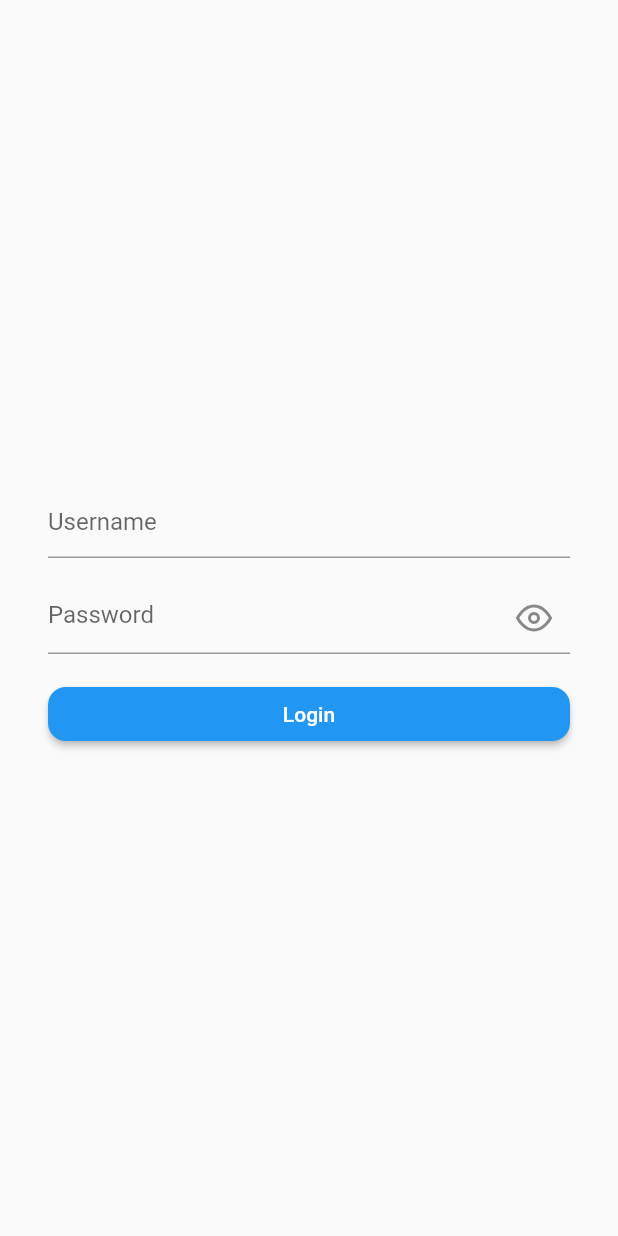
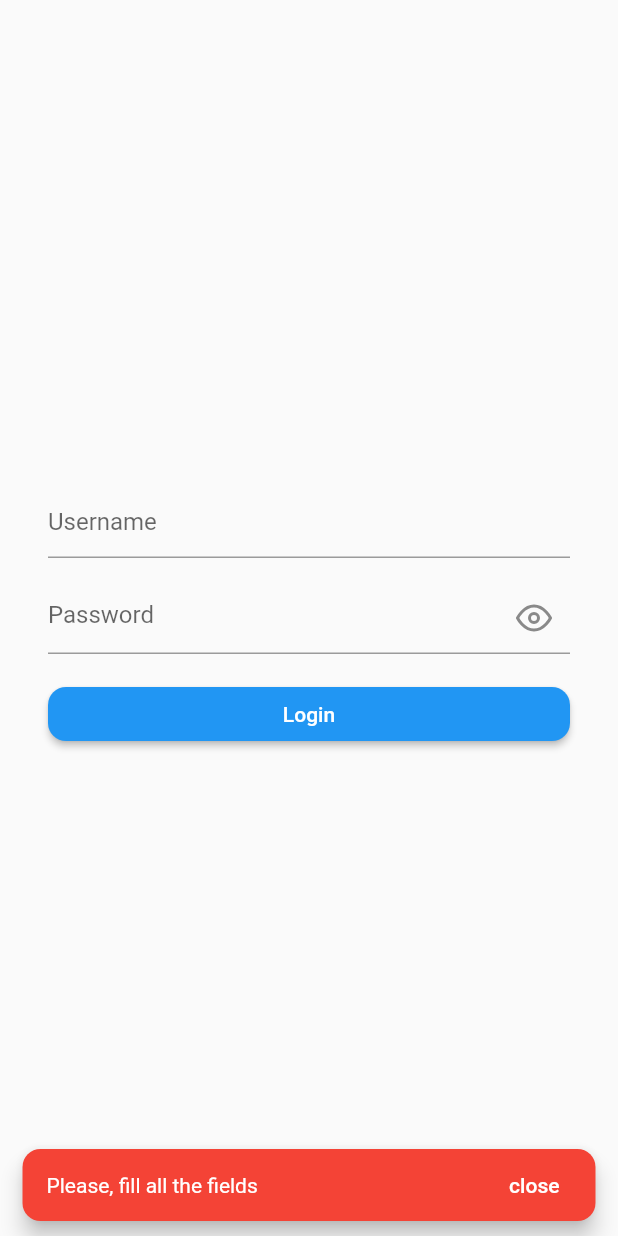
Before and after one commit to leopi99/photoSync_app, a Flutter app: the LoginPage screen opened directly, after a tap on "Login", on a phone screen of 412 x 824 dp. Run offline on Flutter 3.47's test engine with Material 2 defaults, Android fonts, the phone set to English and light mode, and no system bars; our stand-ins replace cached_network_image, dio, flutter_feather_icons, flutter_svg, rxdart; missing offline and left inert: flutter_statusbarcolor_ns, storage_wrapper; accounts and stored records are empty.

```diff
--- a/lib/bloc/auth_bloc.dart
+++ b/lib/bloc/auth_bloc.dart
@@ -1,3 +1,4 @@
+import 'package:flutter/foundation.dart';
 import 'package:flutter/material.dart';
 import 'package:photo_sync/bloc/app_bloc.dart';
 import 'package:photo_sync/bloc/bloc_base.dart';
@@ -6,6 +7,8 @@ import 'package:photo_sync/inherited_widgets/objects_bloc_inherited.dart';
 import 'package:photo_sync/models/api_error.dart';
 import 'package:photo_sync/models/user.dart';
 import 'package:photo_sync/repository/object_repository.dart';
+import 'package:photo_sync/util/enums/shared_type.dart';
+import 'package:photo_sync/util/shared_manager.dart';
 import 'package:rxdart/rxdart.dart';
 
 class AuthBloc extends BlocBase {
@@ -29,12 +32,27 @@ class AuthBloc extends BlocBase {
   void changeHidePassword() =>
       _hidePasswordSubject.add(!_hidePasswordSubject.value);
 
+  ///Executes the login
   Future<void> login(String username, String password) async {
+    if (username.isEmpty || password.isEmpty) {
+      _showError(title: 'Please, fill all the fields');
+      return;
+    }
+
     dynamic data;
+
+    if (kDebugMode) {
+      data = {
+        'apiKey': 'thisIsTheTest',
+        'username': 'leopi99',
+        'email': 'pizio.leonardo@gmail.com'
+      };
+    } else
       try {
         data = await ObjectRepository().login(username, password);
       } catch (e) {
         print('Error $e');
+        _showError(title: 'Login error');
         return;
       }
 
@@ -48,12 +66,23 @@ class AuthBloc extends BlocBase {
         .getObjectListFromApi();
 
     //Updates the user
+    try {
       _currentUser = User.fromJSON(data);
+    } catch (e) {
+      print('Error $e');
+      _showError(title: 'Login error');
+      return;
+    }
+
+    await SharedManager().writeBool(SharedType.LoginDone, true);
+    await SharedManager().writeValue(SharedType.LoginUsername, username);
+    await SharedManager().writeValue(SharedType.LoginPassword, password);
 
     //Checks the session, should go to the homepage
     await AppBloc.checkSession();
   }
 
+  ///Shows the error snackBar
   void _showError({String title = "Error"}) {
     SnackBar _snack = SnackBar(
       backgroundColor: Colors.red,
--- a/lib/bloc/objects_bloc.dart
+++ b/lib/bloc/objects_bloc.dart
@@ -30,6 +30,7 @@ class ObjectsBloc extends BlocBase {
   //
   late ObjectRepository _repository;
 
+  ///Adds a [List] of [Object] to the subject
   void addObjects(List<Object> objects) {
     _objectsList.addAll(objects);
     _objectSubject.add(UnmodifiableListView(_objectsList));
--- a/lib/screens/login_page/login_page.dart
+++ b/lib/screens/login_page/login_page.dart
@@ -67,7 +67,8 @@ class _LoginPageState extends State<LoginPage> {
               children: [
                 Expanded(
                   child: SyncElevatedButton(
-                    onPressed: () {},
+                    onPressed: () async => await authBloc.login(
+                        _usernameController.text, _passwordController.text),
                     buttonText: 'Login',
                   ),
                 ),
```
Lines whose indentation alone changed are shown as unchanged.
